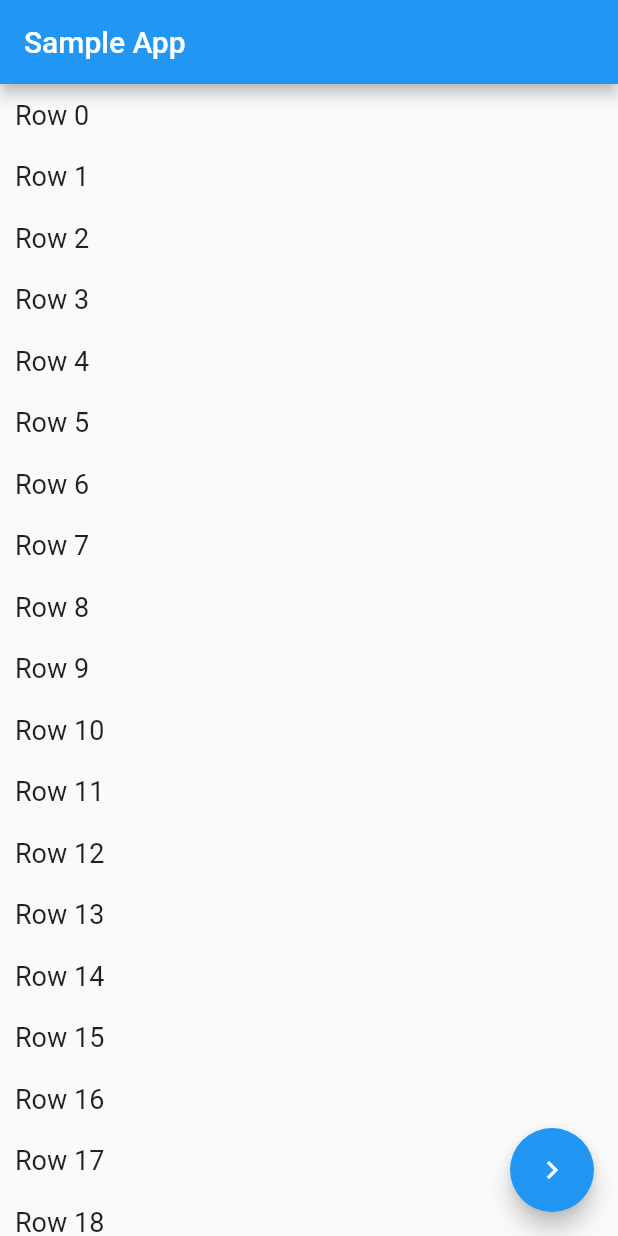
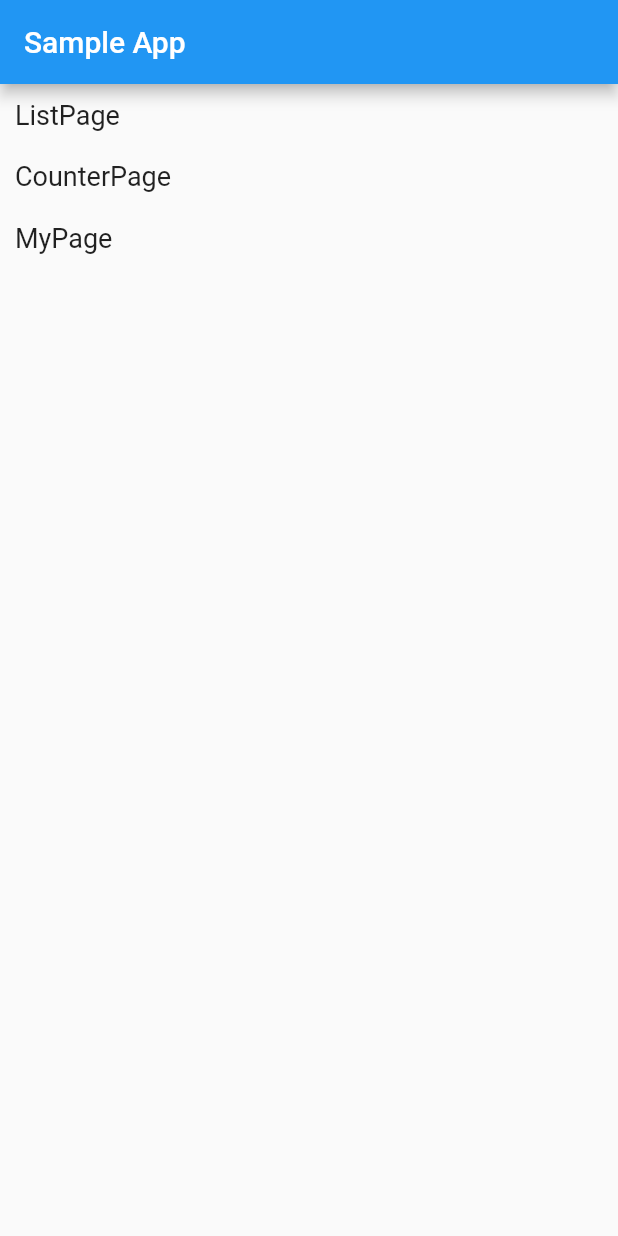
Before and after one commit to weimuhua/flutter-demo, a Flutter app: the screen it shows after launch, on a phone screen of 412 x 824 dp. Run offline on Flutter 3.47's test engine with Material 2 defaults, Android fonts, the phone set to English and light mode, and no system bars.

```diff
--- a/lib/main.dart
+++ b/lib/main.dart
@@ -1,7 +1,8 @@
 import 'package:flutter/material.dart';
-
-import 'home_page.dart';
-import 'my_page.dart';
+import 'package:flutter_demo/page/counter_page.dart';
+import 'package:flutter_demo/page/home_page.dart';
+import 'package:flutter_demo/page/list_page.dart';
+import 'package:flutter_demo/page/my_page.dart';
 
 void main() => runApp(MyApp());
 
@@ -15,7 +16,11 @@ class MyApp extends StatelessWidget {
         primarySwatch: Colors.blue,
       ),
       home: MyAppPage(),
-      routes: <String, WidgetBuilder>{'/MyPage': (context) => new MyPage()},
+      routes: <String, WidgetBuilder>{
+        '/MyPage': (context) => new MyPage(),
+        '/ListPage': (context) => new ListViewPage(),
+        '/CounterPage': (context) => new CounterPage()
+      },
     );
   }
 }
--- /dev/null
+++ b/lib/page/home_page.dart
@@ -0,0 +1,54 @@
+import 'package:flutter/material.dart';
+import 'package:flutter/widgets.dart';
+
+class MyAppPage extends StatelessWidget {
+  static const list_page = 0;
+  static const counter_page = 1;
+  static const my_page = 2;
+
+  List pages = <String>[];
+
+  @override
+  Widget build(BuildContext context) {
+    createContent();
+
+    return new Scaffold(
+        appBar: AppBar(
+          title: Text("Sample App"),
+        ),
+        body: new Center(
+            child: new ListView.builder(
+          itemBuilder: (BuildContext context, int pos) {
+            return getRow(context, pos);
+          },
+          itemCount: pages.length,
+        )));
+  }
+
+  Widget getRow(BuildContext context, int i) {
+    return GestureDetector(
+      child: Padding(
+          padding: EdgeInsets.all(10.0),
+          child: Text(pages[i], style: TextStyle(fontSize: 18))),
+      onTap: () {
+        switch (i) {
+          case list_page:
+            Navigator.pushNamed(context, "/ListPage");
+            break;
+          case counter_page:
+            Navigator.pushNamed(context, "/CounterPage");
+            break;
+          case my_page:
+            Navigator.pushNamed(context, "/MyPage");
+            break;
+        }
+      },
+    );
+  }
+
+  void createContent() {
+    pages.add("ListPage");
+    pages.add("CounterPage");
+    pages.add("MyPage");
+  }
+}
--- a/lib/home_page.dart
+++ b/lib/page/list_page.dart
@@ -1,14 +1,14 @@
 import 'package:flutter/material.dart';
 import 'package:flutter/widgets.dart';
 
-class MyAppPage extends StatefulWidget {
+class ListViewPage extends StatefulWidget {
   @override
   State<StatefulWidget> createState() {
     return _SampleAppPageState();
   }
 }
 
-class _SampleAppPageState extends State<MyAppPage> {
+class _SampleAppPageState extends State<ListViewPage> {
   List widgets = <Widget>[];
 
   @override
--- a/lib/my_page.dart
+++ b/lib/page/my_page.dart
@@ -10,7 +10,7 @@ class MyPage extends StatelessWidget {
         ),
         body: new Center(
           child: new RaisedButton(
-            onPressed: null,
+            onPressed: () => Navigator.pushNamed(context, "/ListPage"),
             child: new Text('Launch second screen'),
           ),
         ),
```
Also changed, not shown: lib/data/CountBloc.dart (added, +22 -0 lines), lib/page/counter_page.dart (added, +30 -0 lines).
